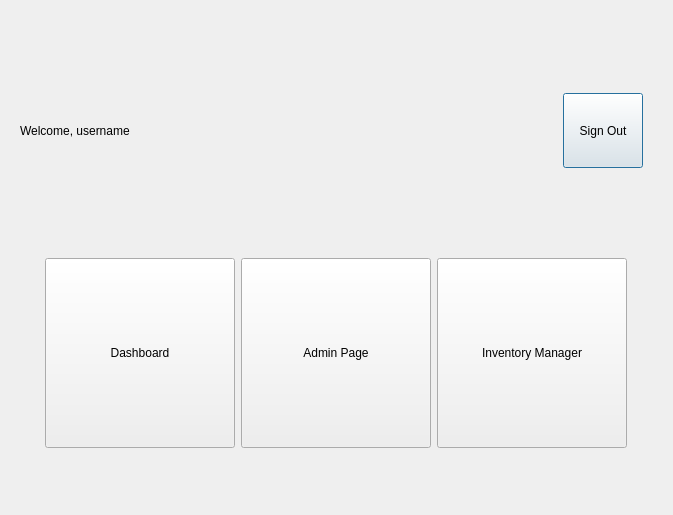
The window that cs2_lab_final_project/systemui.ui (Hamdy410/CS2_lab_finalProject) describes before a commit, drawn with Qt 5.
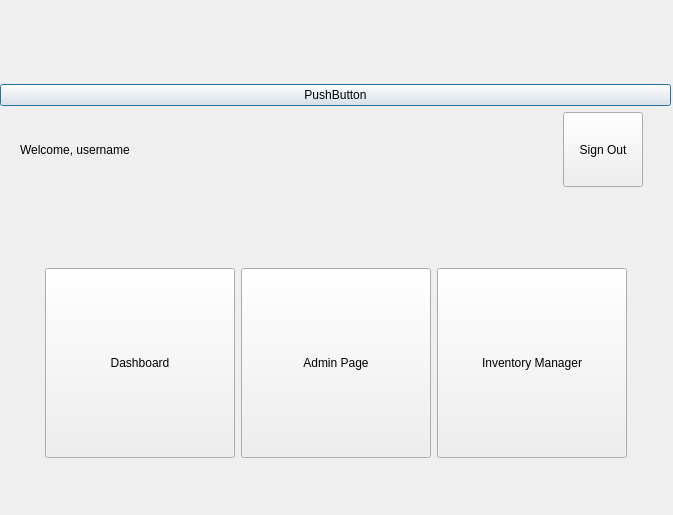
The same window after the commit.

Commit message: user can change the theme from the login page and from the system page also

```diff
--- a/cs2_lab_final_project/systemui.ui
+++ b/cs2_lab_final_project/systemui.ui
@@ -43,6 +43,19 @@
           </property>
          </spacer>
         </item>
+        <item>
+         <widget class="QPushButton" name="pushButton_Theme">
+          <property name="text">
+           <string>PushButton</string>
+          </property>
+          <property name="iconSize">
+           <size>
+            <width>30</width>
+            <height>30</height>
+           </size>
+          </property>
+         </widget>
+        </item>
         <item>
          <layout class="QHBoxLayout" name="horizontalLayout_5">
           <item>
```
The commit also changes 5 other files.
